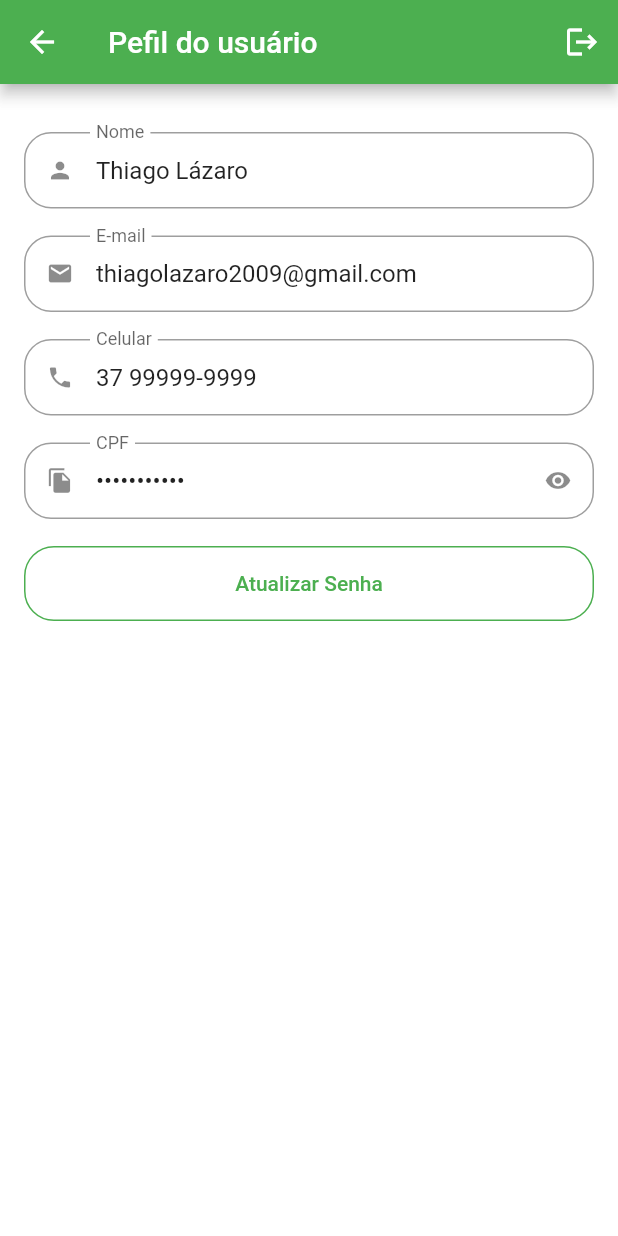
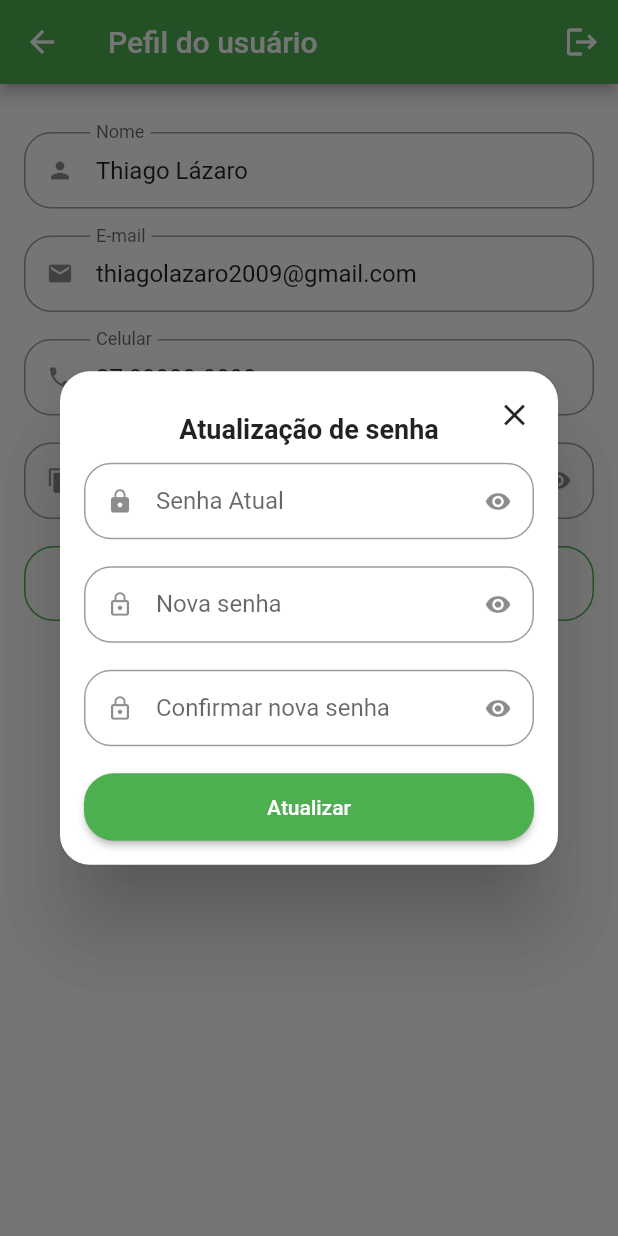
Before and after one commit to thiagolazaro/greengrocer-app-flutter, a Flutter app: the ProfileTab screen opened directly, after a tap on "Atualizar Senha", on a phone screen of 412 x 824 dp. Run offline on Flutter 3.47's test engine with Material 2 defaults, Android fonts, the phone set to English and light mode, and no system bars; our stand-ins replace animated_text_kit, badges, mask_text_input_formatter.

Commit message:
Diálogo de Atualização de Senha

```diff
--- a/lib/src/pages/profile/profile_tab.dart
+++ b/lib/src/pages/profile/profile_tab.dart
@@ -2,9 +2,14 @@ import 'package:flutter/material.dart';
 import 'package:greengrocer/src/pages/common_widgets/custom_text_field.dart';
 import 'package:greengrocer/src/config/app_data.dart' as appData;
 
-class ProfileTab extends StatelessWidget {
+class ProfileTab extends StatefulWidget {
   const ProfileTab({Key? key}) : super(key: key);
 
+  @override
+  State<ProfileTab> createState() => _ProfileTabState();
+}
+
+class _ProfileTabState extends State<ProfileTab> {
   @override
   Widget build(BuildContext context) {
     return Scaffold(
@@ -70,7 +75,9 @@ class ProfileTab extends StatelessWidget {
                   borderRadius: BorderRadius.circular(20),
                 ),
               ),
-              onPressed: () {},
+              onPressed: () {
+                updatePassword();
+              },
               child: const Text('Atualizar Senha'),
             ),
           ),
@@ -78,4 +85,97 @@ class ProfileTab extends StatelessWidget {
       ),
     );
   }
+
+  Future<bool?> updatePassword() {
+    return showDialog(
+      context: context,
+      builder: (context) {
+        return Dialog(
+          // arrendar a borda do dialog
+          shape: RoundedRectangleBorder(
+            borderRadius: BorderRadius.circular(20),
+          ),
+          child: Stack(
+            children: [
+              // Conteudo do Dialog
+              Padding(
+                padding: const EdgeInsets.all(16),
+                child: Column(
+                  crossAxisAlignment: CrossAxisAlignment.stretch,
+                  mainAxisSize: MainAxisSize.min,
+
+                  // Formulário Campos
+                  children: [
+                    // Titulo
+                    const Padding(
+                      padding: EdgeInsets.symmetric(
+                        vertical: 12,
+                      ),
+                      child: Text(
+                        'Atualização de senha',
+                        textAlign: TextAlign.center,
+                        style: TextStyle(
+                          fontSize: 18,
+                          fontWeight: FontWeight.bold,
+                        ),
+                      ),
+                    ),
+
+                    // Senha atual
+                    const CustomTextField(
+                      isSecret: true,
+                      icon: Icons.lock,
+                      label: 'Senha Atual',
+                    ),
+
+                    // Nova Senha
+                    const CustomTextField(
+                      isSecret: true,
+                      icon: Icons.lock_outline,
+                      label: 'Nova senha',
+                    ),
+
+                    // Confirmar nova senha
+                    const CustomTextField(
+                      isSecret: true,
+                      icon: Icons.lock_outline,
+                      label: 'Confirmar nova senha',
+                    ),
+
+                    // Botão de confirmação
+                    SizedBox(
+                      height: 45,
+                      child: ElevatedButton(
+                        style: ElevatedButton.styleFrom(
+                          shape: RoundedRectangleBorder(
+                            borderRadius: BorderRadius.circular(20),
+                          ),
+                        ),
+                        onPressed: () {},
+                        child: const Text(
+                          'Atualizar',
+                        ),
+                      ),
+                    ),
+                  ],
+                ),
+              ),
+
+              // Botão Fechar
+              Positioned(
+                top: 5,
+                right: 5,
+                child: IconButton(
+                  onPressed: () {
+                    Navigator.of(context).pop();
+                  },
+                  icon: const Icon(Icons.close),
+                ),
+              ),
+            ],
+          ),
+        );
+      },
+    );
+  }
 }
```
